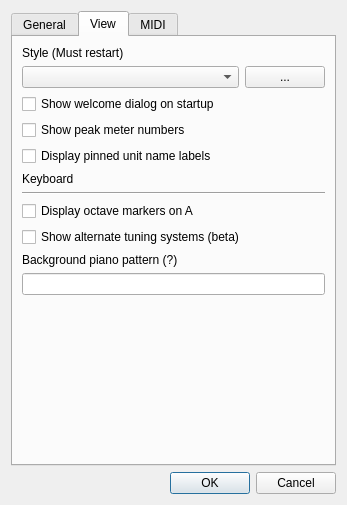
Old version of the form src/editor/SettingsDialog.ui in the repository yuxshao/ptcollab.
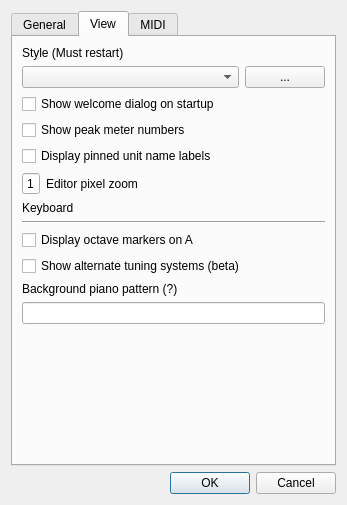
New version of the form. The open tabs and pages were chosen to show the change.

Commit message:
Configurable draw scale for piano roll area (#84)
* first pass

* fix render of paramview

* fix measure view y

* rm a bit of tearing

* remove a bit more tearing

* display scale setting

* fix follow

* fix settings

* editor pixel zoom label + no spin box btns

The edit to the form file:
```diff
--- a/src/editor/SettingsDialog.ui
+++ b/src/editor/SettingsDialog.ui
@@ -196,6 +196,36 @@
          </property>
         </widget>
        </item>
+       <item>
+        <layout class="QHBoxLayout" name="horizontalLayout_3">
+         <item>
+          <widget class="QSpinBox" name="displayScaleSpin">
+           <property name="buttonSymbols">
+            <enum>QAbstractSpinBox::NoButtons</enum>
+           </property>
+           <property name="minimum">
+            <number>1</number>
+           </property>
+           <property name="maximum">
+            <number>5</number>
+           </property>
+          </widget>
+         </item>
+         <item>
+          <widget class="QLabel" name="label_6">
+           <property name="sizePolicy">
+            <sizepolicy hsizetype="Preferred" vsizetype="Preferred">
+             <horstretch>1</horstretch>
+             <verstretch>0</verstretch>
+            </sizepolicy>
+           </property>
+           <property name="text">
+            <string>Editor pixel zoom</string>
+           </property>
+          </widget>
+         </item>
+        </layout>
+       </item>
        <item>
         <widget class="QLabel" name="label_3">
          <property name="text">
```
The commit also changes 10 other files.
